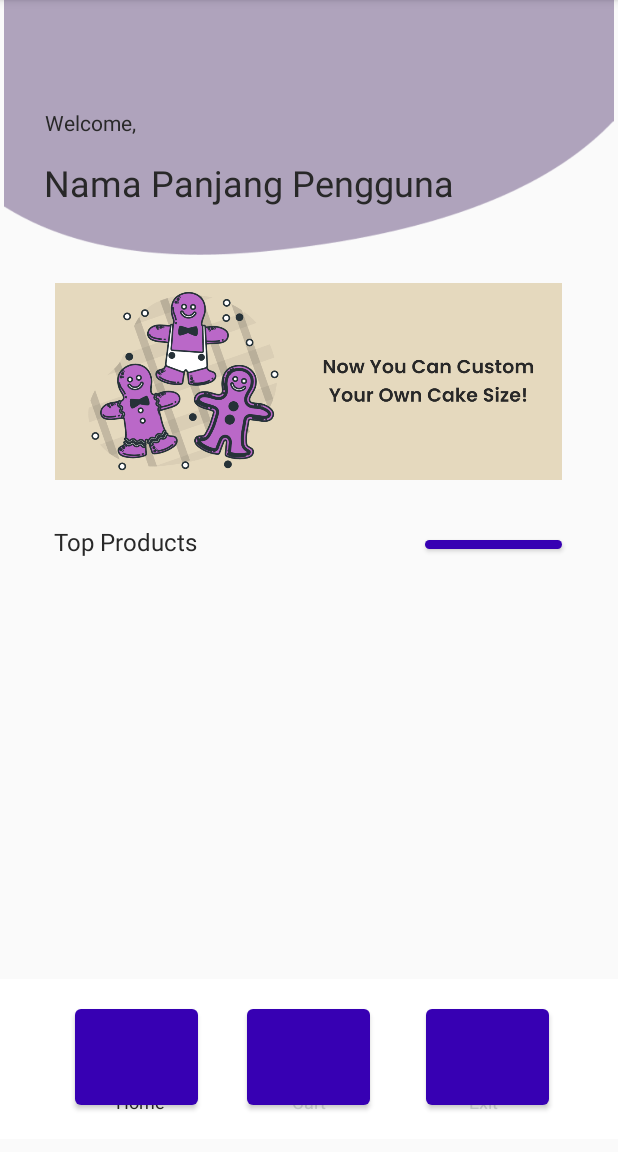
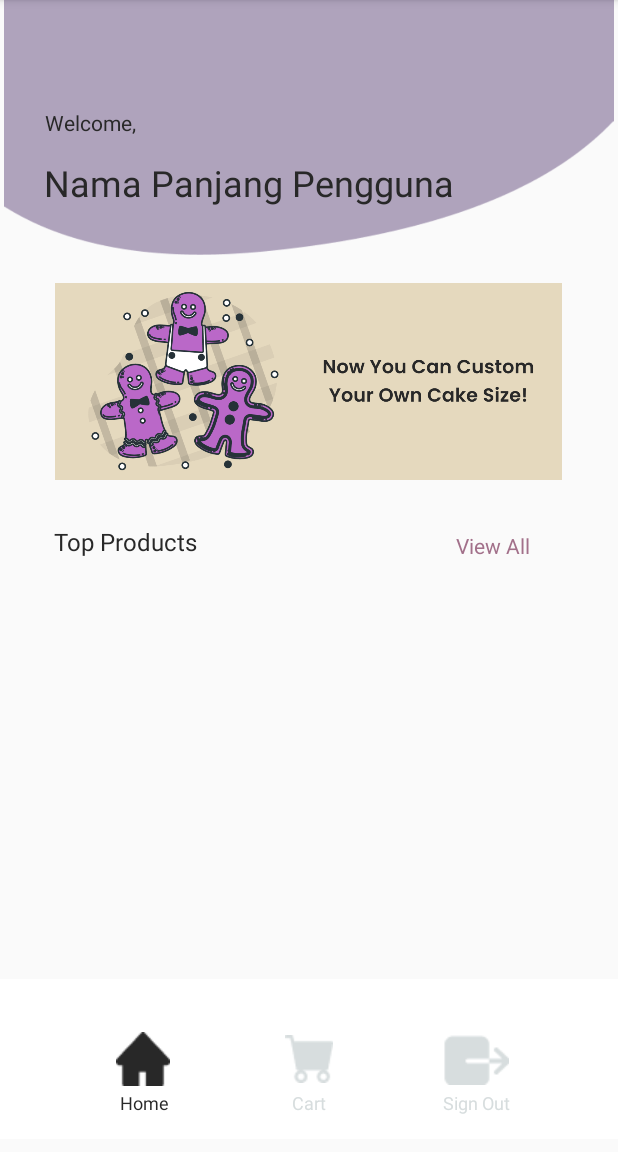
Before and after one commit to rizki0987/papb_bakery, an Android app: the screen it shows after launch once a user with an empty profile is signed in (homeActivity), on a phone screen of 412 x 824 dp, the part 84-1236 px from its top. Run offline under Robolectric (Android 15) with nearby library versions, the phone set to English and light mode, and no system bars; our stand-ins replace Firebase (no records; nobody signed in at launch, a user with empty details on screens opened directly).

Commit message:
fix blue color

```diff
--- a/app/src/main/java/com/example/myapplication/homeActivity.java
+++ b/app/src/main/java/com/example/myapplication/homeActivity.java
@@ -5,6 +5,7 @@ import androidx.appcompat.app.AppCompatActivity;
 import android.os.Bundle;
 import android.view.View;
 import android.widget.Button;
+import android.widget.ImageView;
 
 import com.google.firebase.auth.FirebaseAuth;
 
@@ -14,14 +15,14 @@ public class homeActivity extends AppCompatActivity implements View.OnClickListe
     protected void onCreate(Bundle savedInstanceState) {
         super.onCreate(savedInstanceState);
         setContentView(R.layout.homepage);
-        Button btn = findViewById(R.id.button);
+        ImageView btn = findViewById(R.id.imageView16);
         btn.setOnClickListener(this);
     }
 
 
     @Override
     public void onClick(View view) {
-        if(view.getId() == R.id.button){
+        if(view.getId() == R.id.imageView16){
             FirebaseAuth.getInstance().signOut();
             this.finish();
         }
--- a/app/src/main/res/layout/homepage.xml
+++ b/app/src/main/res/layout/homepage.xml
@@ -73,11 +73,11 @@
         app:layout_constraintVertical_bias="0.296"
         app:srcCompat="@drawable/banner" />
 
-    <Button
+    <TextView
         android:id="@+id/button"
         android:layout_width="91dp"
         android:layout_height="18dp"
-        android:background="@null"
+        android:textAlignment="center"
         android:text="View All"
         android:textAllCaps="false"
         android:textColor="@color/transparant_text1"
@@ -100,75 +100,34 @@
         app:layout_constraintVertical_bias="1.0"
         app:srcCompat="@drawable/white_space" />
 
-    <Button
-        android:id="@+id/button6"
-        android:layout_width="82dp"
-        android:layout_height="76dp"
-        android:background="@null"
-        app:layout_constraintBottom_toBottomOf="@+id/imageView14"
-        app:layout_constraintEnd_toEndOf="@+id/imageView14"
-        app:layout_constraintHorizontal_bias="0.151"
-        app:layout_constraintStart_toStartOf="@+id/imageView14"
-        app:layout_constraintTop_toTopOf="@+id/imageView14"
-        app:layout_constraintVertical_bias="0.479" />
-
-    <Button
-        android:id="@+id/button7"
-        android:layout_width="82dp"
-        android:layout_height="76dp"
-        android:background="@null"
-        app:layout_constraintBottom_toBottomOf="@+id/imageView14"
-        app:layout_constraintEnd_toEndOf="@+id/imageView14"
-        app:layout_constraintHorizontal_bias="0.498"
-        app:layout_constraintStart_toStartOf="@+id/imageView14"
-        app:layout_constraintTop_toTopOf="@+id/imageView14"
-        app:layout_constraintVertical_bias="0.479" />
-
-    <Button
-        android:id="@+id/button8"
-        android:layout_width="82dp"
-        android:layout_height="76dp"
-        android:background="@null"
-        app:layout_constraintBottom_toBottomOf="@+id/imageView14"
-        app:layout_constraintEnd_toEndOf="@+id/imageView14"
-        app:layout_constraintHorizontal_bias="0.86"
-        app:layout_constraintStart_toStartOf="@+id/imageView14"
-        app:layout_constraintTop_toTopOf="@+id/imageView14"
-        app:layout_constraintVertical_bias="0.479" />
-
     <ImageView
         android:id="@+id/imageView15"
         android:layout_width="wrap_content"
         android:layout_height="wrap_content"
-        app:layout_constraintBottom_toBottomOf="@+id/button6"
-        app:layout_constraintEnd_toEndOf="@+id/button6"
-        app:layout_constraintHorizontal_bias="0.586"
-        app:layout_constraintStart_toStartOf="@+id/button6"
-        app:layout_constraintTop_toTopOf="@+id/button6"
-        app:layout_constraintVertical_bias="0.375"
+        app:layout_constraintBottom_toBottomOf="@+id/imageView14"
+        app:layout_constraintEnd_toStartOf="@+id/imageView17"
+        app:layout_constraintStart_toStartOf="@+id/imageView14"
+        app:layout_constraintTop_toTopOf="@+id/imageView14"
         app:srcCompat="@drawable/home_button" />
 
     <ImageView
         android:id="@+id/imageView16"
         android:layout_width="44dp"
         android:layout_height="35dp"
-        app:layout_constraintBottom_toBottomOf="@+id/button8"
-        app:layout_constraintEnd_toEndOf="@+id/button8"
-        app:layout_constraintHorizontal_bias="0.447"
-        app:layout_constraintStart_toStartOf="@+id/button8"
-        app:layout_constraintTop_toTopOf="@+id/button8"
-        app:layout_constraintVertical_bias="0.463"
+        app:layout_constraintBottom_toBottomOf="@+id/imageView14"
+        app:layout_constraintEnd_toEndOf="@+id/imageView14"
+        app:layout_constraintStart_toEndOf="@+id/imageView17"
+        app:layout_constraintTop_toTopOf="@+id/imageView14"
         app:srcCompat="@drawable/exit_button" />
 
     <ImageView
         android:id="@+id/imageView17"
         android:layout_width="wrap_content"
         android:layout_height="wrap_content"
-        app:layout_constraintBottom_toBottomOf="@+id/button7"
-        app:layout_constraintEnd_toEndOf="@+id/button7"
-        app:layout_constraintStart_toStartOf="@+id/button7"
-        app:layout_constraintTop_toTopOf="@+id/button7"
-        app:layout_constraintVertical_bias="0.431"
+        app:layout_constraintBottom_toBottomOf="@+id/imageView14"
+        app:layout_constraintEnd_toEndOf="@+id/imageView14"
+        app:layout_constraintStart_toStartOf="@+id/imageView14"
+        app:layout_constraintTop_toTopOf="@+id/imageView14"
         app:srcCompat="@drawable/cart_button" />
 
     <TextView
@@ -178,12 +137,12 @@
         android:text="Home"
         android:textColor="@color/dark_text"
         android:textSize="12dp"
-        app:layout_constraintBottom_toBottomOf="@+id/button6"
-        app:layout_constraintEnd_toEndOf="@+id/button6"
-        app:layout_constraintHorizontal_bias="0.551"
-        app:layout_constraintStart_toStartOf="@+id/button6"
-        app:layout_constraintTop_toTopOf="@+id/button6"
-        app:layout_constraintVertical_bias="1.0" />
+        app:layout_constraintBottom_toBottomOf="@+id/imageView14"
+        app:layout_constraintEnd_toEndOf="@+id/imageView14"
+        app:layout_constraintHorizontal_bias="0.211"
+        app:layout_constraintStart_toStartOf="@+id/imageView14"
+        app:layout_constraintTop_toTopOf="@+id/imageView14"
+        app:layout_constraintVertical_bias="0.768" />
 
     <TextView
         android:id="@+id/textView11"
@@ -192,25 +151,24 @@
         android:text="Cart"
         android:textColor="@color/transparan_text2"
         android:textSize="12dp"
-        app:layout_constraintBottom_toBottomOf="@+id/button7"
-        app:layout_constraintEnd_toEndOf="@+id/button7"
-        app:layout_constraintHorizontal_bias="0.508"
-        app:layout_constraintStart_toStartOf="@+id/button7"
-        app:layout_constraintTop_toTopOf="@+id/button7"
-        app:layout_constraintVertical_bias="1.0" />
+        app:layout_constraintBottom_toBottomOf="parent"
+        app:layout_constraintEnd_toEndOf="@+id/imageView14"
+        app:layout_constraintStart_toStartOf="@+id/imageView14"
+        app:layout_constraintTop_toBottomOf="@+id/imageView17"
+        app:layout_constraintVertical_bias="0.166" />
 
     <TextView
         android:id="@+id/textView12"
         android:layout_width="wrap_content"
         android:layout_height="wrap_content"
-        android:text="Exit"
+        android:text="Sign Out"
         android:textColor="@color/transparan_text2"
         android:textSize="12dp"
-        app:layout_constraintBottom_toBottomOf="@+id/button8"
-        app:layout_constraintEnd_toEndOf="@+id/button8"
-        app:layout_constraintHorizontal_bias="0.457"
-        app:layout_constraintStart_toStartOf="@+id/button8"
-        app:layout_constraintTop_toTopOf="@+id/button8"
-        app:layout_constraintVertical_bias="1.0" />
+        app:layout_constraintBottom_toBottomOf="@+id/imageView14"
+        app:layout_constraintEnd_toEndOf="parent"
+        app:layout_constraintHorizontal_bias="0.52"
+        app:layout_constraintStart_toEndOf="@+id/textView11"
+        app:layout_constraintTop_toTopOf="@+id/imageView14"
+        app:layout_constraintVertical_bias="0.768" />
 
 </androidx.constraintlayout.widget.ConstraintLayout>
--- a/app/src/main/res/layout/login_page.xml
+++ b/app/src/main/res/layout/login_page.xml
@@ -157,11 +157,11 @@
         app:layout_constraintTop_toBottomOf="@+id/imageView6"
         app:layout_constraintVertical_bias="0.398" />
 
-    <Button
+    <TextView
         android:id="@+id/button"
         android:layout_width="91dp"
         android:layout_height="18dp"
-        android:background="@null"
+        android:textAlignment="center"
         android:text="Register here"
         android:textAllCaps="false"
         android:textColor="@color/transparant_text1"
--- a/app/src/main/res/layout/register_page.xml
+++ b/app/src/main/res/layout/register_page.xml
@@ -163,11 +163,11 @@
         app:layout_constraintTop_toBottomOf="@+id/imageView6"
         app:layout_constraintVertical_bias="0.0" />
 
-    <Button
+    <TextView
         android:id="@+id/button"
         android:layout_width="91dp"
         android:layout_height="18dp"
-        android:background="@null"
+        android:textAlignment="center"
         android:text="Login here"
         android:textAllCaps="false"
         android:textColor="@color/transparant_text1"
--- a/build.gradle
+++ b/build.gradle
@@ -4,8 +4,8 @@ buildscript {
     }
 }// Top-level build file where you can add configuration options common to all sub-projects/modules.
 plugins {
-    id 'com.android.application' version '7.3.1' apply false
-    id 'com.android.library' version '7.3.1' apply false
+    id 'com.android.application' version '7.2.2' apply false
+    id 'com.android.library' version '7.2.2' apply false
 }
 
 task clean(type: Delete) {
```
